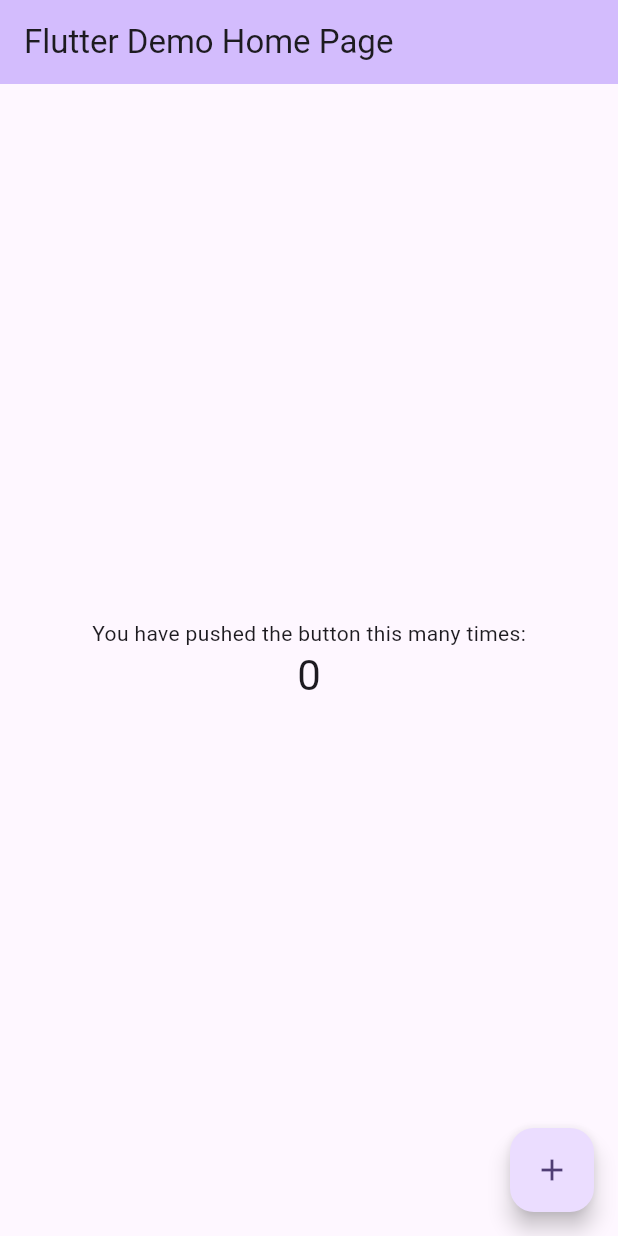
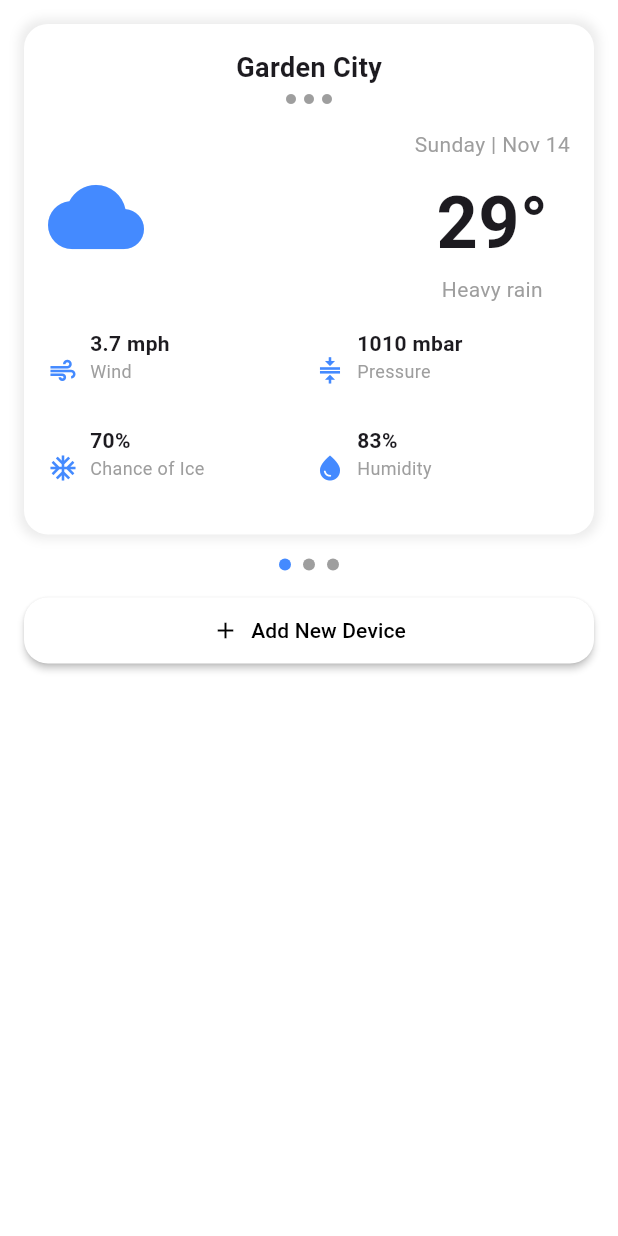
Before and after one commit to kydoaod/prototype-frostblock, a Flutter app: the screen it shows after launch, on a phone screen of 412 x 824 dp. Run offline on Flutter 3.47's test engine with Material 3 defaults, Android fonts, the phone set to English and light mode, and no system bars.

Commit message:
Weather widget mock

```diff
--- a/frostblok/lib/main.dart
+++ b/frostblok/lib/main.dart
@@ -1,4 +1,5 @@
 import 'package:flutter/material.dart';
+import 'package:frostblok/pages/home.dart';
 
 void main() {
   runApp(const MyApp());
@@ -31,7 +32,7 @@
         colorScheme: ColorScheme.fromSeed(seedColor: Colors.deepPurple),
         useMaterial3: true,
       ),
-      home: const MyHomePage(title: 'Flutter Demo Home Page'),
+      home: HomePage(),
     );
   }
 }
--- /dev/null
+++ b/frostblok/lib/pages/home.dart
@@ -0,0 +1,71 @@
+import 'package:flutter/material.dart';
+import 'package:frostblok/widgets/weather_widgets.dart';
+
+class HomePage extends StatelessWidget {
+  @override
+  Widget build(BuildContext context) {
+    return Scaffold(
+      backgroundColor: Colors.white,
+      body: SafeArea(
+        child: Padding(
+          padding: const EdgeInsets.all(16.0),
+          child: Column(
+            children: [
+              // Weather Card widget
+              const WeatherCard(
+                location: 'Garden City',
+                date: 'Sunday | Nov 14',
+                weatherDescription: 'Heavy rain',
+                temperature: 29,
+                windSpeed: '3.7 mph',
+                pressure: '1010 mbar',
+                chanceOfIce: '70%',
+                humidity: '83%',
+              ),
+              const SizedBox(height: 16),
+              // Carousel Dots
+              Row(
+                mainAxisAlignment: MainAxisAlignment.center,
+                children: List.generate(3, (index) {
+                  return Container(
+                    margin: const EdgeInsets.symmetric(horizontal: 4.0),
+                    width: 8.0,
+                    height: 8.0,
+                    decoration: BoxDecoration(
+                      shape: BoxShape.circle,
+                      color: index == 0 ? Colors.blueAccent : Colors.grey,
+                    ),
+                  );
+                }),
+              ),
+              const SizedBox(height: 16),
+              // Add New Device Button
+              ElevatedButton(
+                onPressed: () {},
+                style: ElevatedButton.styleFrom(
+                  backgroundColor: Colors.white, // Replaces 'primary'
+                  foregroundColor: Colors.black, // Replaces 'onPrimary'
+                  shape: RoundedRectangleBorder(
+                    borderRadius: BorderRadius.circular(16.0),
+                  ),
+                  elevation: 2,
+                ),
+                child: const Padding(
+                  padding: EdgeInsets.symmetric(vertical: 12.0),
+                  child: Row(
+                    mainAxisAlignment: MainAxisAlignment.center,
+                    children: [
+                      Icon(Icons.add),
+                      SizedBox(width: 8),
+                      Text('Add New Device'),
+                    ],
+                  ),
+                ),
+              ),
+            ],
+          ),
+        ),
+      ),
+    );
+  }
+}
--- /dev/null
+++ b/frostblok/lib/widgets/weather_widgets.dart
@@ -0,0 +1,133 @@
+import 'package:flutter/material.dart';
+
+class WeatherCard extends StatelessWidget {
+  final String location;
+  final String date;
+  final String weatherDescription;
+  final int temperature;
+  final String windSpeed;
+  final String pressure;
+  final String chanceOfIce;
+  final String humidity;
+
+  const WeatherCard({
+    super.key,
+    required this.location,
+    required this.date,
+    required this.weatherDescription,
+    required this.temperature,
+    required this.windSpeed,
+    required this.pressure,
+    required this.chanceOfIce,
+    required this.humidity,
+  });
+
+  @override
+  Widget build(BuildContext context) {
+    return Container(
+      padding: const EdgeInsets.all(16.0),
+      decoration: BoxDecoration(
+        color: Colors.white,
+        borderRadius: BorderRadius.circular(16.0),
+        boxShadow: [
+          BoxShadow(
+            color: Colors.grey.withOpacity(0.2),
+            spreadRadius: 3,
+            blurRadius: 5,
+          ),
+        ],
+      ),
+      child: Column(
+        crossAxisAlignment: CrossAxisAlignment.center,
+        children: [
+          // Location and Carousel Indicator
+          Text(
+            location,
+            style: const TextStyle(fontSize: 18, fontWeight: FontWeight.bold),
+          ),
+          const SizedBox(height: 4),
+          const Row(
+            mainAxisAlignment: MainAxisAlignment.center,
+            children: [
+              Icon(Icons.circle, size: 8, color: Colors.grey),
+              SizedBox(width: 4),
+              Icon(Icons.circle, size: 8, color: Colors.grey),
+              SizedBox(width: 4),
+              Icon(Icons.circle, size: 8, color: Colors.grey),
+            ],
+          ),
+          const SizedBox(height: 16),
+
+          // Main Weather Information in Two Columns
+          Row(
+            mainAxisAlignment: MainAxisAlignment.spaceBetween,
+            children: [
+              // Weather Icon Column
+              const Column(
+                children: [
+                  Icon(
+                    Icons.cloud, // Use an appropriate weather icon
+                    size: 64,
+                    color: Colors.blueAccent,
+                  ),
+                ],
+              ),
+              // Date and Temperature Column
+              Column(
+                crossAxisAlignment: CrossAxisAlignment.center,
+                children: [
+                  Text(
+                    date,
+                    style: const TextStyle(color: Colors.grey),
+                  ),
+                  const SizedBox(height: 8),
+                  Text(
+                    '$temperature°',
+                    style: const TextStyle(fontSize: 48, fontWeight: FontWeight.bold),
+                  ),
+                  Text(
+                    weatherDescription,
+                    style: const TextStyle(color: Colors.grey),
+                  ),
+                ],
+              ),
+            ],
+          ),
+          const SizedBox(height: 16),
+
+          // Weather Details in Grid Style (2x2)
+          GridView.count(
+            crossAxisCount: 2,
+            shrinkWrap: true,
+            mainAxisSpacing: 8,
+            crossAxisSpacing: 8,
+            childAspectRatio: 3,
+            physics: const NeverScrollableScrollPhysics(),
+            children: [
+              _buildWeatherDetail(Icons.air, windSpeed, 'Wind'),
+              _buildWeatherDetail(Icons.compress, pressure, 'Pressure'),
+              _buildWeatherDetail(Icons.ac_unit, chanceOfIce, 'Chance of Ice'),
+              _buildWeatherDetail(Icons.water_drop, humidity, 'Humidity'),
+            ],
+          ),
+        ],
+      ),
+    );
+  }
+
+  Widget _buildWeatherDetail(IconData icon, String valueWithUnit, String label) {
+    return Row(
+      children: [
+        Icon(icon, color: Colors.blueAccent, size: 20),
+        const SizedBox(width: 8),
+        Column(
+          crossAxisAlignment: CrossAxisAlignment.start,
+          children: [
+            Text(valueWithUnit, style: const TextStyle(fontWeight: FontWeight.bold)),
+            Text(label, style: const TextStyle(color: Colors.grey, fontSize: 12)),
+          ],
+        ),
+      ],
+    );
+  }
+}
```
